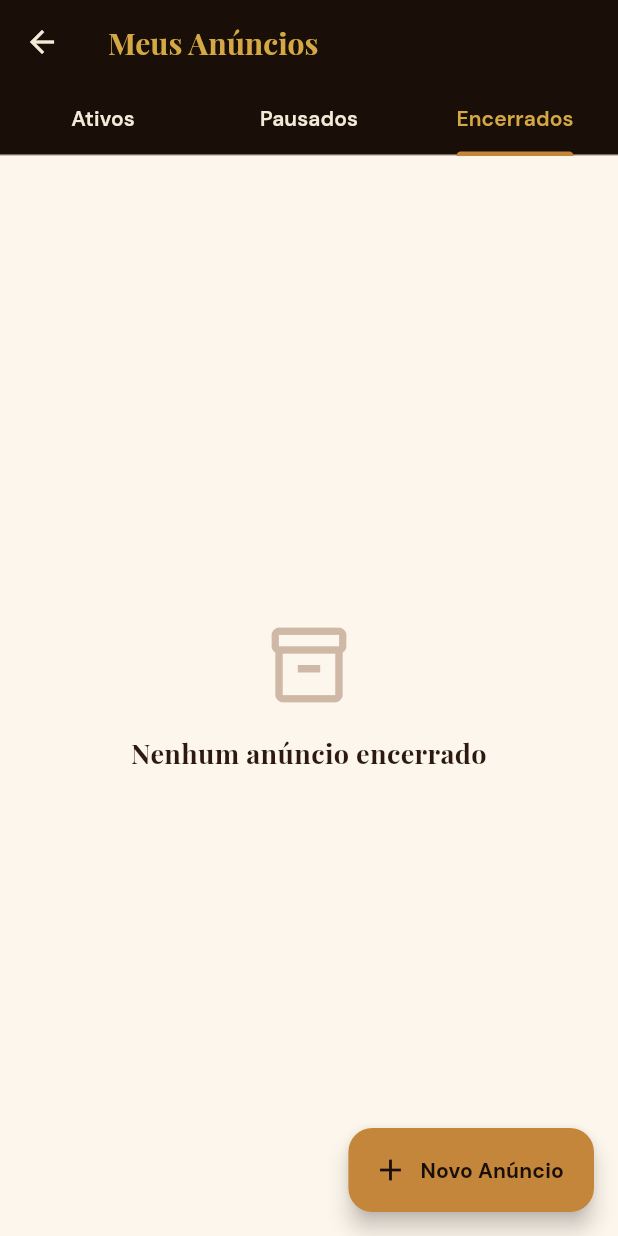
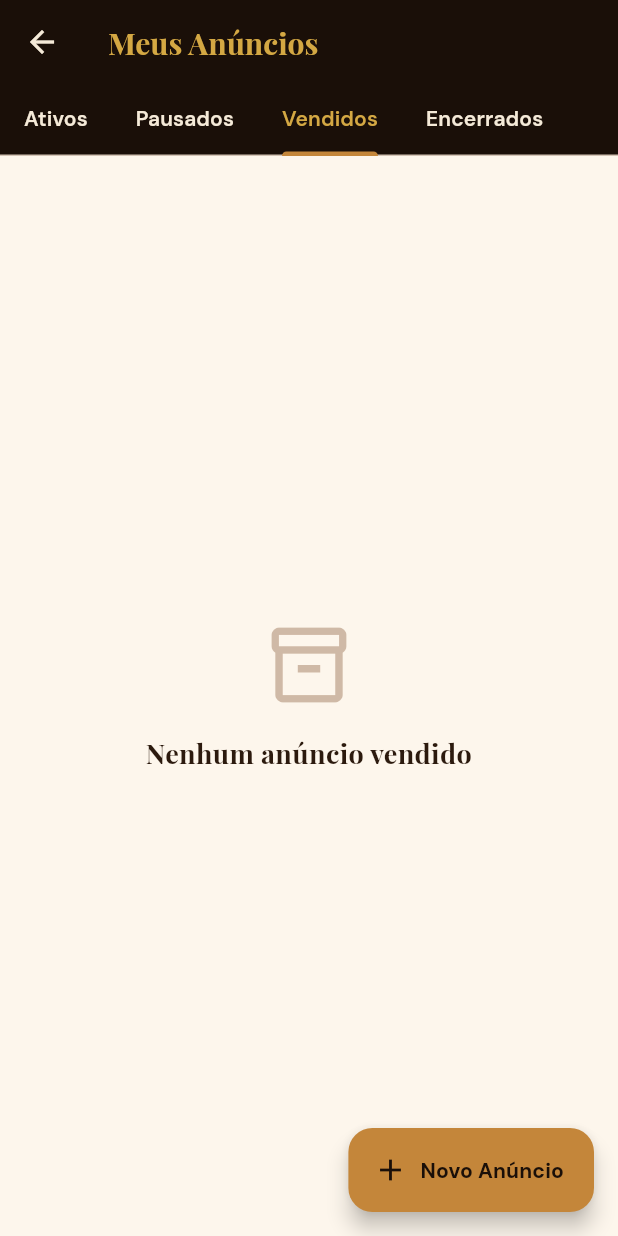
Before and after one commit to marcoaevaristo/projeto_cafe_conecta, a Flutter app: the MeusAnunciosScreen screen opened directly, tab 3 chosen, on a phone screen of 412 x 824 dp. Run offline on Flutter 3.47's test engine with Material 3 defaults, Android fonts, the phone set to English and light mode, and no system bars; our stand-ins replace fl_chart, flutter_map, google_fonts, image_picker, latlong2, pdf and 4 more; missing offline and left inert: dart:js_interop; accounts and stored records are empty; network calls fail.

Commit message:
Anúncios: marcar como vendido, com preço final opcional, e aba Vendidos
Co-Authored-By: Claude Opus 5.5 <noreply@anthropic.com>
Claude-Session: https://claude.ai/code/session_01HumBvmj5PuTGBNg2fFGGLy

```diff
--- a/lib/screens/detalhes_cafe_screen.dart
+++ b/lib/screens/detalhes_cafe_screen.dart
@@ -289,6 +289,7 @@ class _StatusChip extends StatelessWidget {
       'ativo' => (CafeColors.greenOk, 'Disponível'),
       'pausado' => (Colors.amber.shade700, 'Pausado'),
       'encerrado' => (CafeColors.redAlert, 'Encerrado'),
+      'vendido' => (CafeColors.blue, 'Vendido'),
       _ => (Colors.grey, status),
     };
     return Chip(
--- a/lib/screens/meus_anuncios_screen.dart
+++ b/lib/screens/meus_anuncios_screen.dart
@@ -21,7 +21,7 @@ class MeusAnunciosScreen extends StatefulWidget {
 class _MeusAnunciosScreenState extends State<MeusAnunciosScreen>
     with SingleTickerProviderStateMixin {
   late TabController _tabs;
-  final _status = ['ativo', 'pausado', 'encerrado'];
+  final _status = ['ativo', 'pausado', 'vendido', 'encerrado'];
   // Muda a cada ação para recarregar as três abas (um lote pausado muda de aba)
   int _versao = 0;
   void _recarregarTudo() => setState(() => _versao++);
@@ -29,7 +29,7 @@ class _MeusAnunciosScreenState extends State<MeusAnunciosScreen>
   @override
   void initState() {
     super.initState();
-    _tabs = TabController(length: 3, vsync: this);
+    _tabs = TabController(length: 4, vsync: this);
   }
 
   @override
@@ -43,9 +43,12 @@ class _MeusAnunciosScreenState extends State<MeusAnunciosScreen>
           unselectedLabelColor: CafeColors.cream,
           indicatorColor: CafeColors.caramel,
           labelStyle: GoogleFonts.dmSans(fontWeight: FontWeight.w600),
+          isScrollable: true,
+          tabAlignment: TabAlignment.start,
           tabs: const [
             Tab(text: 'Ativos'),
             Tab(text: 'Pausados'),
+            Tab(text: 'Vendidos'),
             Tab(text: 'Encerrados'),
           ],
         ),
```
Also changed, not shown: lib/services/api_service.dart (+7 -2 lines), lib/widgets/acoes_anuncio.dart (+58 -3 lines).
